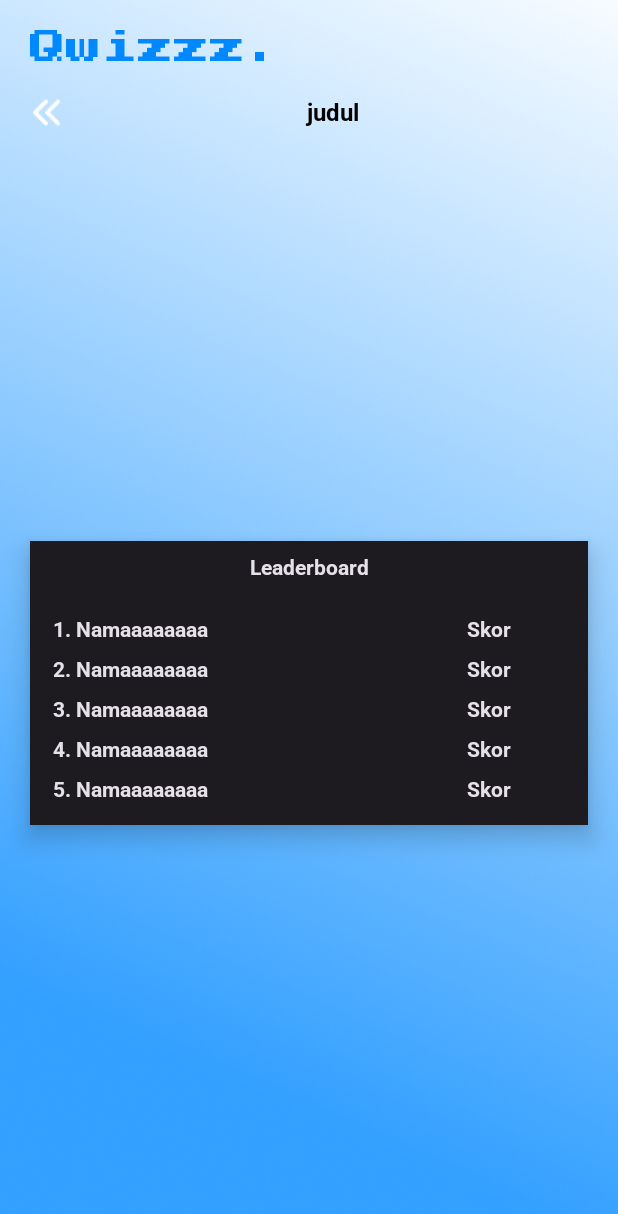
After one commit to Galangzz/Qwizzz, an Android app built with Jetpack Compose: the @Preview function Leaderboard, on a phone screen of 412 x 824 dp. The commit adds this screen. Shown: the top 1214 px of the screen. Run offline under Robolectric (Android 15) with nearby library versions, the phone set to English and light mode, and no system bars; Roboto replaces fonts that are not available here.

Commit message:
procces leaderboard

```diff
--- /dev/null
+++ b/app/src/main/java/com/example/qwizz/ui/doqwizz/Leaderboard.kt
@@ -0,0 +1,177 @@
+package com.example.qwizz.ui.doqwizz
+
+import androidx.compose.foundation.Image
+import androidx.compose.foundation.clickable
+import androidx.compose.foundation.layout.Arrangement
+import androidx.compose.foundation.layout.Box
+import androidx.compose.foundation.layout.Column
+import androidx.compose.foundation.layout.Row
+import androidx.compose.foundation.layout.fillMaxSize
+import androidx.compose.foundation.layout.fillMaxWidth
+import androidx.compose.foundation.layout.padding
+import androidx.compose.foundation.layout.size
+import androidx.compose.foundation.lazy.LazyColumn
+import androidx.compose.foundation.lazy.itemsIndexed
+import androidx.compose.material3.Card
+import androidx.compose.material3.CardDefaults
+import androidx.compose.material3.Icon
+import androidx.compose.material3.MaterialTheme
+import androidx.compose.material3.Surface
+import androidx.compose.material3.Text
+import androidx.compose.runtime.Composable
+import androidx.compose.ui.Alignment
+import androidx.compose.ui.Modifier
+import androidx.compose.ui.focus.focusModifier
+import androidx.compose.ui.graphics.RectangleShape
+import androidx.compose.ui.layout.ContentScale
+import androidx.compose.ui.res.colorResource
+import androidx.compose.ui.res.painterResource
+import androidx.compose.ui.text.font.Font
+import androidx.compose.ui.text.font.FontFamily
+import androidx.compose.ui.text.font.FontWeight
+import androidx.compose.ui.text.style.TextAlign
+import androidx.compose.ui.tooling.preview.Preview
+import androidx.compose.ui.unit.dp
+import androidx.compose.ui.unit.sp
+import com.example.qwizz.R
+import com.example.qwizz.Screen
+import com.example.qwizz.component.TitleComponent
+
+@Preview(showBackground = true)
+@Composable
+fun Leaderboard() {
+    val draw = painterResource(R.drawable.bg)
+    val backIcon = painterResource(R.drawable.back_icon)
+    val roboto = FontFamily(
+        Font(R.font.roboto_reguler, FontWeight.Normal),
+        Font(R.font.roboto_bold, FontWeight.Bold),
+        Font(R.font.roboto_ligh, FontWeight.Medium)
+    )
+
+
+    Surface {
+        Box(
+            modifier = Modifier
+                .fillMaxSize(),
+            contentAlignment = Alignment.Center
+
+        ) {
+            Image(
+                modifier = Modifier.fillMaxSize(),
+                painter = draw,
+                contentScale = ContentScale.Crop,
+                contentDescription = null
+            )
+            Column(
+                modifier = Modifier
+                    .fillMaxSize(),
+                horizontalAlignment = Alignment.CenterHorizontally,
+                verticalArrangement = Arrangement.Top
+            ) {
+                TitleComponent()
+                Row(
+                    modifier = Modifier
+                        .fillMaxWidth()
+                        .padding(horizontal = 20.dp),
+                    horizontalArrangement = Arrangement.Start,
+                    verticalAlignment = Alignment.CenterVertically
+                ) {
+                    Icon(
+                        painter = backIcon,
+                        contentDescription = null,
+                        tint = colorResource(R.color.white),
+                        modifier = Modifier
+                            .size(22.dp)
+                            .clickable {
+//                                navController.navigate(Screen.searchSelectQwizzz.route) {
+//                                    popUpTo(Screen.searchSelectQwizzz.route) {
+//                                        inclusive = false
+//                                    }
+//                                    launchSingleTop = true
+//                                }
+                            }
+                    )
+                    Text(
+                        // TODO: Judul Qwizzz
+                        text = "judul",
+                        fontFamily = roboto,
+                        fontWeight = FontWeight.Bold,
+                        fontSize = 16.sp,
+                        color = MaterialTheme.colorScheme.scrim,
+                        modifier = Modifier
+                            .padding(start = 10.dp)
+                            .weight(1f)
+                            .fillMaxWidth(),
+                        textAlign = TextAlign.Center
+                    )
+                }
+                Column(
+                    modifier = Modifier
+                        .fillMaxSize(),
+                    horizontalAlignment = Alignment.CenterHorizontally,
+                    verticalArrangement = Arrangement.Center
+                ) {
+                    Card(
+                        modifier = Modifier
+                            .fillMaxWidth()
+                            .padding(20.dp),
+                        shape = RectangleShape,
+                        colors = CardDefaults.cardColors(
+                            containerColor = MaterialTheme.colorScheme.onSurface,
+                            contentColor = MaterialTheme.colorScheme.surfaceContainerHighest
+                        ),
+                        elevation = CardDefaults.cardElevation(
+                            defaultElevation = 10.dp,
+                        )
+                    ) {
+                        Text(
+                            text = "Leaderboard",
+                            fontFamily = roboto,
+                            fontWeight = FontWeight.ExtraBold,
+                            modifier = Modifier
+                                .fillMaxWidth()
+                                .padding(10.dp),
+                            textAlign = TextAlign.Center
+                        )
+                        LazyColumn(
+                            modifier = Modifier
+                                .fillMaxWidth()
+                                .padding(10.dp),
+                            horizontalAlignment = Alignment.Start,
+                            verticalArrangement = Arrangement.Center
+                        ) {
+                            itemsIndexed(listOf(1, 2, 3, 4, 5)) { index, number ->
+                                Row(
+                                    modifier = Modifier
+                                        .fillMaxWidth(),
+                                    horizontalArrangement = Arrangement.SpaceBetween,
+                                    verticalAlignment = Alignment.CenterVertically
+                                ) {
+
+                                    Text(
+                                        text = "$number. Namaaaaaaaa",
+                                        fontFamily = roboto,
+                                        fontWeight = FontWeight.Bold,
+                                        modifier = Modifier
+                                            .weight(0.8f)
+                                            .padding(5.dp)
+                                    )
+                                    Text(
+                                        text = "Skor",
+                                        fontFamily = roboto,
+                                        fontWeight = FontWeight.Bold,
+                                        modifier = Modifier
+                                            .weight(0.2f)
+                                    )
+                                }
+
+                            }
+                        }
+                    }
+                }
+            }
+        }
+
+    }
+
+}
--- a/app/src/main/res/mipmap-anydpi-v26/ic_launcher.xml
+++ b/app/src/main/res/mipmap-anydpi-v26/ic_launcher.xml
@@ -1,6 +1,6 @@
 <?xml version="1.0" encoding="utf-8"?>
 <adaptive-icon xmlns:android="http://schemas.android.com/apk/res/android">
-    <background android:drawable="@drawable/ic_launcher_background" />
-    <foreground android:drawable="@drawable/ic_launcher_foreground" />
+    <background android:drawable="@drawable/bahasa5" />
+    <foreground android:drawable="@drawable/qwizzzicon" />
     <monochrome android:drawable="@drawable/ic_launcher_foreground" />
 </adaptive-icon>
--- a/app/src/main/res/mipmap-anydpi-v26/ic_launcher_round.xml
+++ b/app/src/main/res/mipmap-anydpi-v26/ic_launcher_round.xml
@@ -1,6 +1,6 @@
 <?xml version="1.0" encoding="utf-8"?>
 <adaptive-icon xmlns:android="http://schemas.android.com/apk/res/android">
-    <background android:drawable="@drawable/ic_launcher_background" />
-    <foreground android:drawable="@drawable/ic_launcher_foreground" />
-    <monochrome android:drawable="@drawable/ic_launcher_foreground" />
+    <background android:drawable="@drawable/qwizzzicon" />
+    <foreground android:drawable="@drawable/qwizzzicon" />
+    <monochrome android:drawable="@drawable/qwizzzicon" />
 </adaptive-icon>
--- a/app/src/main/res/values/strings.xml
+++ b/app/src/main/res/values/strings.xml
@@ -1,3 +1,3 @@
 <resources>
-    <string name="app_name">qwizz</string>
+    <string name="app_name">Qwizzz.</string>
 </resources>
--- a/build.gradle.kts
+++ b/build.gradle.kts
@@ -4,4 +4,5 @@ plugins {
     alias(libs.plugins.kotlin.android) apply false
     alias(libs.plugins.kotlin.compose) apply false
     id("com.google.gms.google-services") version "4.4.2" apply false
+    alias(libs.plugins.google.firebase.appdistribution) apply false
 }
--- a/gradle/libs.versions.toml
+++ b/gradle/libs.versions.toml
@@ -12,6 +12,7 @@ activityCompose = "1.10.1"
 composeBom = "2024.09.00"
 firebaseAuth = "23.2.0"
 firebaseFirestore = "25.1.4"
+googleFirebaseAppdistribution = "5.1.1"
 
 [libraries]
 androidx-core-ktx = { group = "androidx.core", name = "core-ktx", version.ref = "coreKtx" }
@@ -37,3 +38,4 @@ firebase-firestore = { group = "com.google.firebase", name = "firebase-firestore
 android-application = { id = "com.android.application", version.ref = "agp" }
 kotlin-android = { id = "org.jetbrains.kotlin.android", version.ref = "kotlin" }
 kotlin-compose = { id = "org.jetbrains.kotlin.plugin.compose", version.ref = "kotlin" }
+google-firebase-appdistribution = { id = "com.google.firebase.appdistribution", version.ref = "googleFirebaseAppdistribution" }
```
Also changed, not shown: app/src/main/java/com/example/qwizz/data/control/QwizzControl.kt (+107 -1 lines), app/src/main/java/com/example/qwizz/data/model/Leaderboard.kt (added, +11 -0 lines), app/src/main/java/com/example/qwizz/ui/auth/RegisterScreen.kt (+0 -9 lines), app/src/main/java/com/example/qwizz/ui/menu/MainMenu.kt (+6 -1 lines), app/src/main/java/com/example/qwizz/ui/menu/StatsMenu.kt (+11 -10 lines), app/src/main/java/com/example/qwizz/viewmodel/auth/authViewModel.kt (+6 -5 lines), app/src/main/res/drawable/qwizzzicon.png (added).
